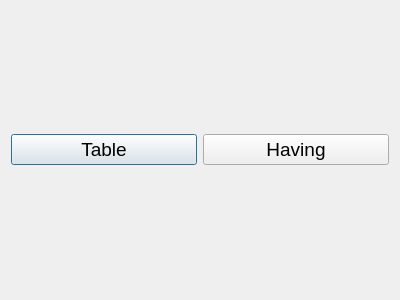
First picture: the form in ui/queriesdialog.ui, repository tuminskiy/CarOperation, before the edit.
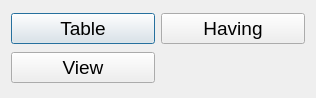
Second picture: the form after the edit.

Commit message: Add query view

```diff
--- a/ui/queriesdialog.ui
+++ b/ui/queriesdialog.ui
@@ -9,8 +9,8 @@
    <rect>
     <x>0</x>
     <y>0</y>
-    <width>400</width>
-    <height>300</height>
+    <width>316</width>
+    <height>98</height>
    </rect>
   </property>
   <property name="windowTitle">
@@ -41,6 +41,18 @@
      </property>
     </widget>
    </item>
+   <item row="1" column="0">
+    <widget class="QPushButton" name="bView">
+     <property name="font">
+      <font>
+       <pointsize>14</pointsize>
+      </font>
+     </property>
+     <property name="text">
+      <string>View</string>
+     </property>
+    </widget>
+   </item>
   </layout>
  </widget>
  <resources/>
```
The commit also changes 9 other files.
